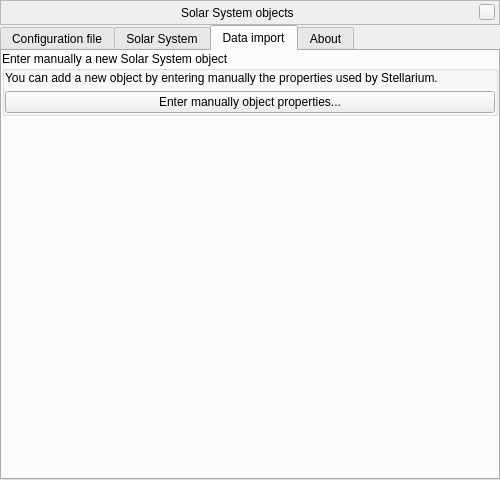
The window that plugins/SolarSystemEditor/src/gui/solarSystemManagerWindow.ui (519984307/stellarium_src) describes before a commit, drawn with Qt 5.
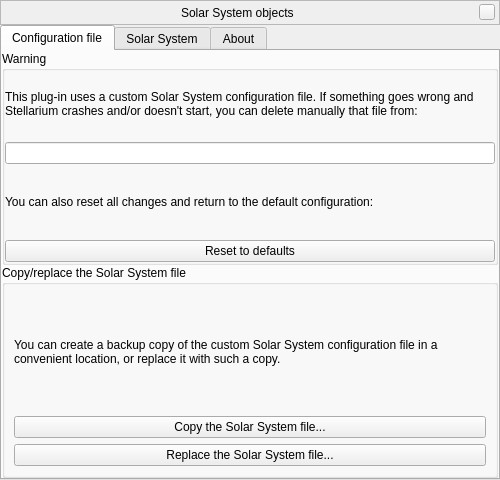
The same window after the commit. The open tabs and pages were chosen to show the change. Custom widgets are drawn as their Qt base class.

Commit message: + partial runtime translation of the SolarSystemEditor; bookmarks and import lists are untranslated

Patch:
```diff
--- a/plugins/SolarSystemEditor/src/gui/solarSystemManagerWindow.ui
+++ b/plugins/SolarSystemEditor/src/gui/solarSystemManagerWindow.ui
@@ -301,58 +301,6 @@
        </item>
       </layout>
      </widget>
-     <widget class="QWidget" name="tabDataImport">
-      <attribute name="title">
-       <string>Data import</string>
-      </attribute>
-      <layout class="QVBoxLayout" name="verticalLayoutTabDataImport">
-       <property name="margin">
-        <number>0</number>
-       </property>
-       <item>
-        <widget class="QGroupBox" name="groupBoxManual">
-         <property name="title">
-          <string>Enter manually a new Solar System object</string>
-         </property>
-         <layout class="QVBoxLayout" name="verticalLayoutManualEntry">
-          <property name="margin">
-           <number>0</number>
-          </property>
-          <item>
-           <widget class="QLabel" name="labelManual">
-            <property name="text">
-             <string>You can add a new object by entering manually the properties used by Stellarium.</string>
-            </property>
-            <property name="wordWrap">
-             <bool>true</bool>
-            </property>
-           </widget>
-          </item>
-          <item>
-           <widget class="QPushButton" name="pushButtonManual">
-            <property name="text">
-             <string>Enter manually object properties...</string>
-            </property>
-           </widget>
-          </item>
-         </layout>
-        </widget>
-       </item>
-       <item>
-        <spacer name="verticalSpacerDataImport">
-         <property name="orientation">
-          <enum>Qt::Vertical</enum>
-         </property>
-         <property name="sizeHint" stdset="0">
-          <size>
-           <width>20</width>
-           <height>40</height>
-          </size>
-         </property>
-        </spacer>
-       </item>
-      </layout>
-     </widget>
      <widget class="QWidget" name="tabAbout">
       <attribute name="title">
        <string>About</string>
```
Left out of the diff: 7 changed lines with no effect on the pictures. The commit also changes 6 other files.
